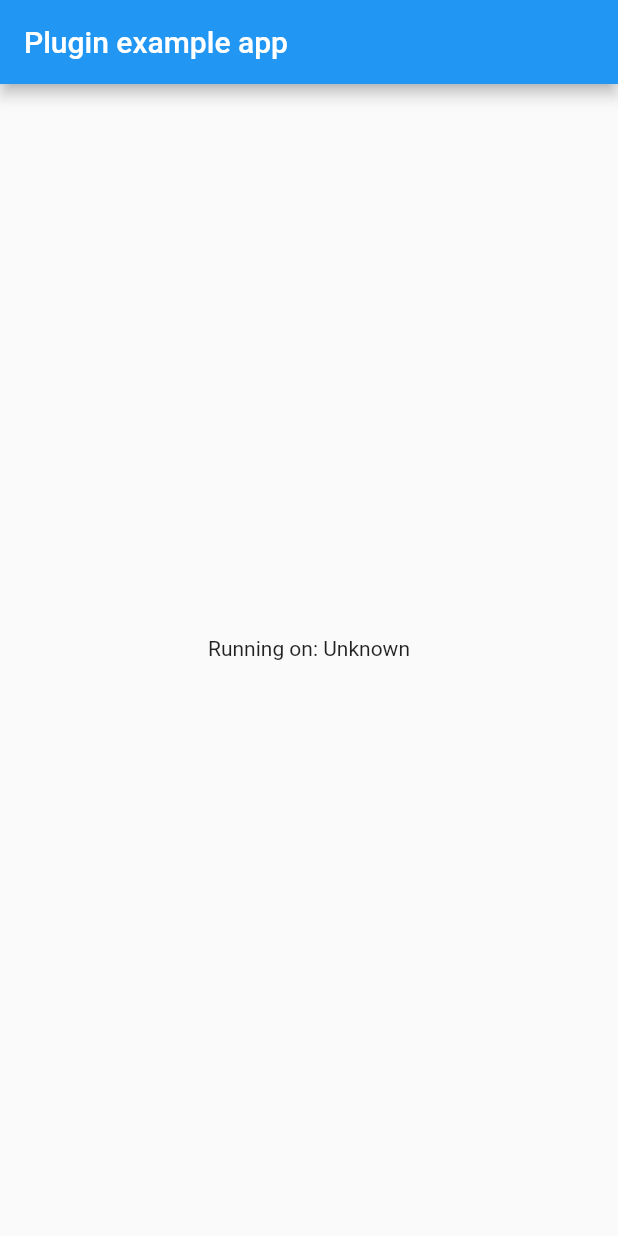
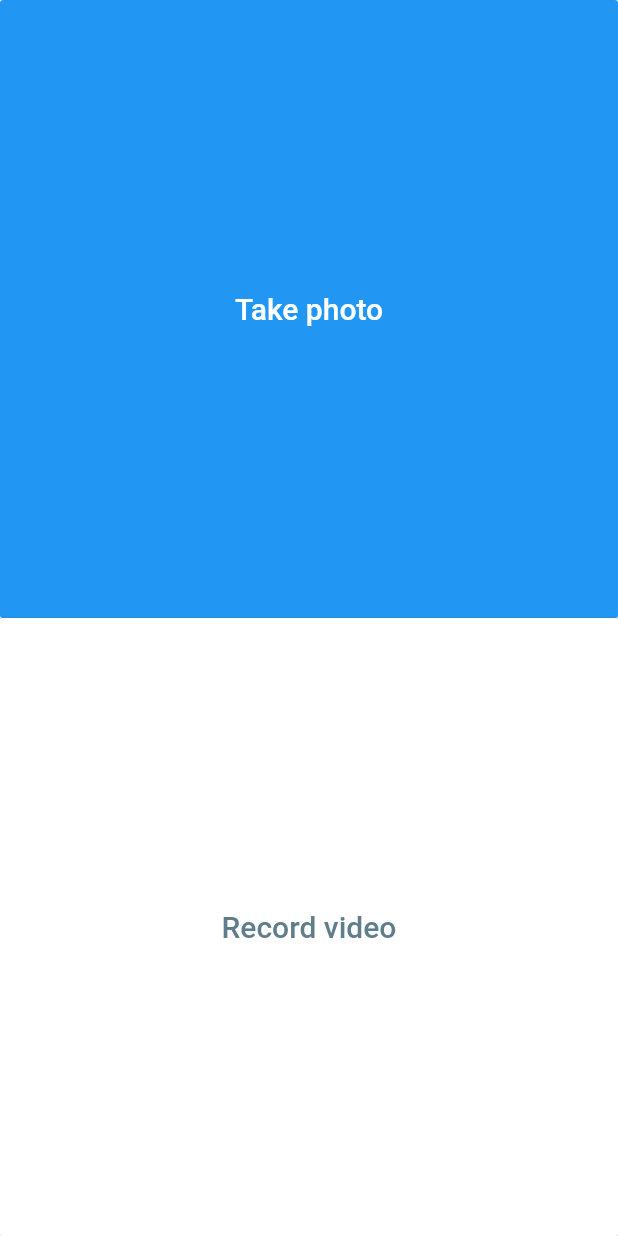
Before and after one commit to CarnegieTechnologies/gallery_saver, a Flutter app: the screen it shows after launch, on a phone screen of 412 x 824 dp. Run offline on Flutter 3.47's test engine with Material 2 defaults, Android fonts, the phone set to English and light mode, and no system bars; our stand-ins replace image_picker.

Commit message:
added example

```diff
--- a/example/lib/main.dart
+++ b/example/lib/main.dart
@@ -1,4 +1,3 @@
-import 'dart:async';
 import 'dart:io';
 
 import 'package:camera_content_saver/camera_content_saver.dart';
@@ -13,38 +12,74 @@ class MyApp extends StatefulWidget {
 }
 
 class _MyAppState extends State<MyApp> {
-  String _platformVersion = 'Unknown';
-
-  @override
-  void initState() {
-    super.initState();
-    initPlatformState();
-  }
-
-  // Platform messages are asynchronous, so we initialize in an async method.
-  Future<void> initPlatformState() async {
-    print("flutter start");
-
-    File recodedImage = await ImagePicker.pickImage(source: ImageSource.camera);
-    String platformVersion =
-        await CameraContentSaver.saveImage(recodedImage.path);
-
-    setState(() {
-      _platformVersion = platformVersion;
-    });
-  }
+  String firstButtonText = 'Take photo';
+  String secondButtonText = 'Record video';
+  double textSize = 20;
 
   @override
   Widget build(BuildContext context) {
     return MaterialApp(
-      home: Scaffold(
-        appBar: AppBar(
-          title: const Text('Plugin example app'),
-        ),
-        body: Center(
-          child: Text('Running on: $_platformVersion\n'),
+        home: Scaffold(
+      body: Container(
+        color: Colors.white,
+        child: Column(
+          children: <Widget>[
+            Flexible(
+              flex: 1,
+              child: Container(
+                child: SizedBox.expand(
+                  child: RaisedButton(
+                    color: Colors.blue,
+                    onPressed: _takePhoto,
+                    child: Text(firstButtonText,
+                        style:
+                            TextStyle(fontSize: textSize, color: Colors.white)),
+                  ),
+                ),
+              ),
+            ),
+            Flexible(
+              child: Container(
+                  child: SizedBox.expand(
+                child: RaisedButton(
+                  color: Colors.white,
+                  onPressed: _recordVideo,
+                  child: Text(secondButtonText,
+                      style: TextStyle(
+                          fontSize: textSize, color: Colors.blueGrey)),
+                ),
+              )),
+              flex: 1,
+            )
+          ],
         ),
       ),
-    );
+    ));
+  }
+
+  void _takePhoto() async {
+    File recodedImage = await ImagePicker.pickImage(source: ImageSource.camera);
+    if (recodedImage != null && recodedImage.path != null) {
+      setState(() {
+        firstButtonText = 'saving in progress...';
+      });
+      await CameraContentSaver.saveImage(recodedImage.path);
+      setState(() {
+        firstButtonText = 'image saved!';
+      });
+    }
+  }
+
+  void _recordVideo() async {
+    File recodedVideo = await ImagePicker.pickVideo(source: ImageSource.camera);
+    if (recodedVideo != null && recodedVideo.path != null) {
+      setState(() {
+        secondButtonText = 'saving in progress...';
+      });
+      await CameraContentSaver.saveVideo(recodedVideo.path);
+      setState(() {
+        secondButtonText = 'video saved!';
+      });
+    }
   }
 }
```
